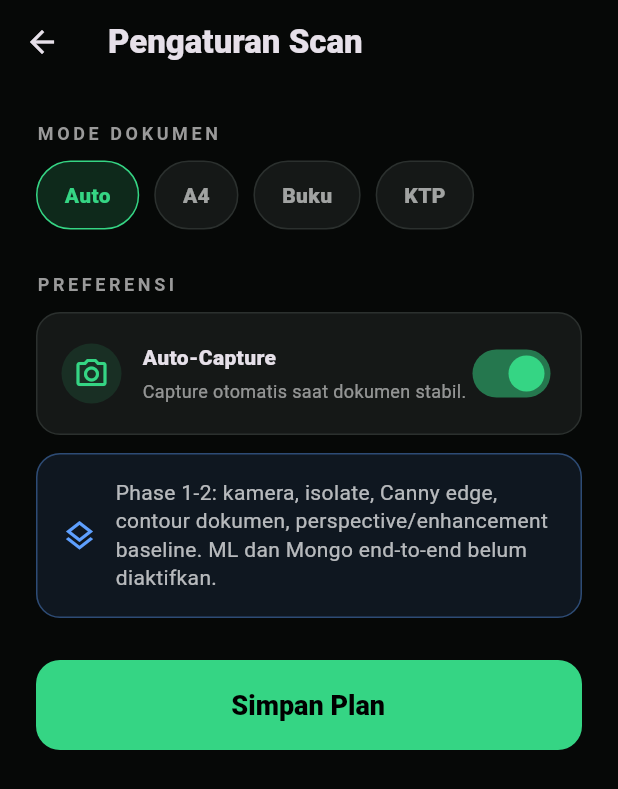
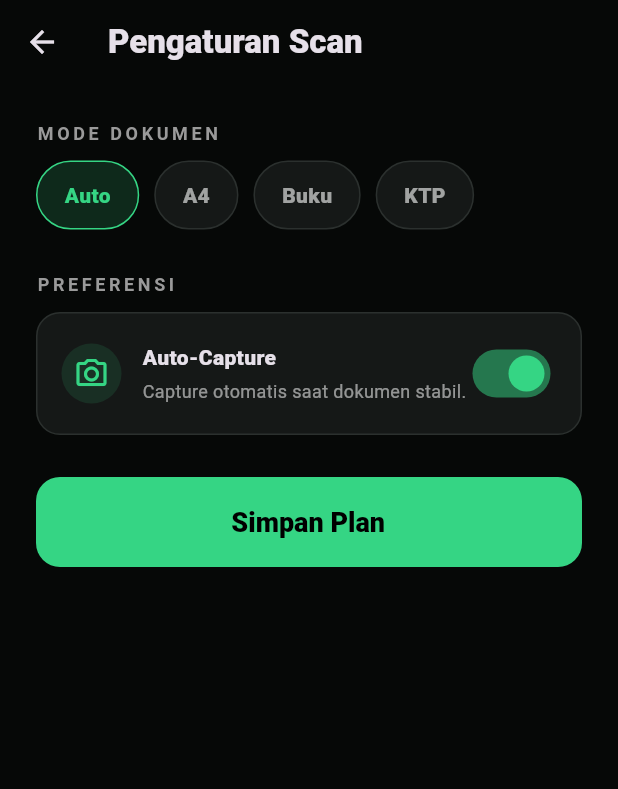
Before and after one commit to MFaizR77/Intelligent-Document-Scanner, a Flutter app: the ScannerScreen screen opened directly, after a tap on "Mode Dokumen", on a phone screen of 412 x 824 dp. Shown: the top 789 px of the screen. Run offline on Flutter 3.47's test engine with Material 3 defaults, Android fonts, the phone set to English and light mode, and no system bars; our stand-ins replace camera, hive, hive_flutter, image_picker, pdf, permission_handler and 1 more; missing offline and left inert: flutter_isolate, google_mlkit_document_scanner, google_mlkit_text_recognition, mongo_dart, opencv_dart; accounts and stored records are empty.

Commit message:
update agar manual capture

```diff
--- a/lib/views/scanner/camera_plan_screen.dart
+++ b/lib/views/scanner/camera_plan_screen.dart
@@ -107,8 +107,6 @@ class _CameraPlanScreenState extends State<CameraPlanScreen> {
             value: _autoCaptureEnabled,
             onChanged: (value) => setState(() => _autoCaptureEnabled = value),
           ),
-          const SizedBox(height: 12),
-          const _InfoCard(),
           const SizedBox(height: 28),
           AppPrimaryButton(label: 'Simpan Plan', onPressed: _save),
         ],
@@ -174,31 +172,3 @@ class _SwitchRow extends StatelessWidget {
     );
   }
 }
-
-class _InfoCard extends StatelessWidget {
-  const _InfoCard();
-
-  @override
-  Widget build(BuildContext context) {
-    return Container(
-      padding: const EdgeInsets.all(16),
-      decoration: BoxDecoration(
-        color: AppColors.blue.withValues(alpha: 0.10),
-        borderRadius: BorderRadius.circular(16),
-        border: Border.all(color: AppColors.blue.withValues(alpha: 0.38)),
-      ),
-      child: const Row(
-        children: [
-          Icon(Icons.layers_outlined, color: AppColors.blue),
-          SizedBox(width: 12),
-          Expanded(
-            child: Text(
-              'Phase 1-2: kamera, isolate, Canny edge, contour dokumen, perspective/enhancement baseline. ML dan Mongo end-to-end belum diaktifkan.',
-              style: TextStyle(color: Colors.white70, height: 1.35),
-            ),
-          ),
-        ],
-      ),
-    );
-  }
-}
--- a/lib/views/scanner/scanner_screen.dart
+++ b/lib/views/scanner/scanner_screen.dart
@@ -256,7 +256,7 @@ class _ScannerScreenState extends State<ScannerScreen>
               children: [
                 Positioned.fill(child: _CameraStage(controller: _controller)),
 
-                // Status chip + tombol tutup kamera (hanya saat kamera aktif).
+                // Status chip + tombol tutup kamera + toggle auto (hanya saat kamera aktif).
                 if (_controller.isCameraReady) ...[
                   Positioned(
                     top: 26,
@@ -274,6 +274,19 @@ class _ScannerScreenState extends State<ScannerScreen>
                             isReady: _controller.isDocumentReady,
                             statusText: _controller.statusText,
                           ),
+                        ),
+                        const SizedBox(width: 12),
+                        AppIconButton(
+                          icon: _controller.autoCaptureEnabled
+                              ? Icons.center_focus_strong
+                              : Icons.camera_alt_outlined,
+                          active: _controller.autoCaptureEnabled,
+                          onPressed: () {
+                            _controller.updatePlan(
+                              plan: _controller.documentPlan,
+                              autoCapture: !_controller.autoCaptureEnabled,
+                            );
+                          },
                         ),
                       ],
                     ),
```
Also changed, not shown: lib/widgets/scanner/scanner_controls.dart (+25 -3 lines).
